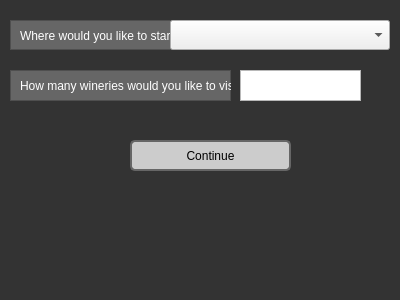
Old version of the form planshortesttrip.ui in the repository tyler949/CS1D-FirstPorject.
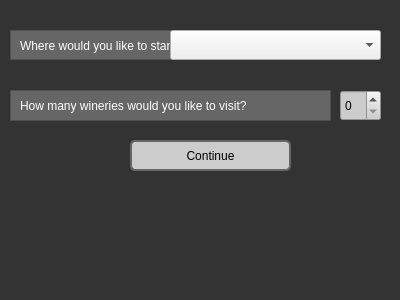
New version of the form.

```diff
--- a/planshortesttrip.ui
+++ b/planshortesttrip.ui
@@ -14,7 +14,7 @@
    <string>planShortestTrip</string>
   </property>
   <property name="styleSheet">
-   <string notr="true">QPushButton{background-color: #ccc;}
+   <string notr="true">QPushButton,QSpinBox{background-color: #ccc;}
 
 QPushButton:hover
 {
@@ -58,7 +58,7 @@
    <property name="geometry">
     <rect>
      <x>10</x>
-     <y>20</y>
+     <y>30</y>
      <width>161</width>
      <height>30</height>
     </rect>
@@ -90,8 +90,8 @@
    <property name="geometry">
     <rect>
      <x>170</x>
-     <y>20</y>
-     <width>220</width>
+     <y>30</y>
+     <width>211</width>
      <height>30</height>
     </rect>
    </property>
@@ -100,8 +100,8 @@
    <property name="geometry">
     <rect>
      <x>10</x>
-     <y>70</y>
-     <width>221</width>
+     <y>90</y>
+     <width>321</width>
      <height>31</height>
     </rect>
    </property>
@@ -119,7 +119,7 @@
      <rect>
       <x>10</x>
       <y>0</y>
-      <width>211</width>
+      <width>311</width>
       <height>31</height>
      </rect>
     </property>
@@ -128,16 +128,6 @@
     </property>
    </widget>
   </widget>
-  <widget class="QTextEdit" name="textEdit">
-   <property name="geometry">
-    <rect>
-     <x>240</x>
-     <y>70</y>
-     <width>121</width>
-     <height>31</height>
-    </rect>
-   </property>
-  </widget>
   <widget class="QPushButton" name="pushButton">
    <property name="geometry">
     <rect>
@@ -151,6 +141,42 @@
     <string>Continue</string>
    </property>
   </widget>
+  <widget class="QLabel" name="missingStartWinery">
+   <property name="geometry">
+    <rect>
+     <x>10</x>
+     <y>5</y>
+     <width>371</width>
+     <height>21</height>
+    </rect>
+   </property>
+   <property name="text">
+    <string/>
+   </property>
+  </widget>
+  <widget class="QLabel" name="missingTotalWineries">
+   <property name="geometry">
+    <rect>
+     <x>10</x>
+     <y>66</y>
+     <width>371</width>
+     <height>20</height>
+    </rect>
+   </property>
+   <property name="text">
+    <string/>
+   </property>
+  </widget>
+  <widget class="QSpinBox" name="spinBox">
+   <property name="geometry">
+    <rect>
+     <x>340</x>
+     <y>90</y>
+     <width>41</width>
+     <height>31</height>
+    </rect>
+   </property>
+  </widget>
  </widget>
  <resources/>
  <connections/>
```
